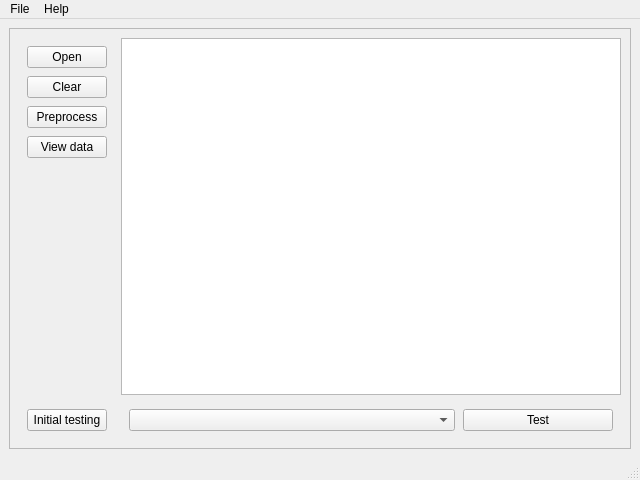
Above: main.ui from farhodbekshamsiyev/data_analysis before the change. Below: the same form after it.
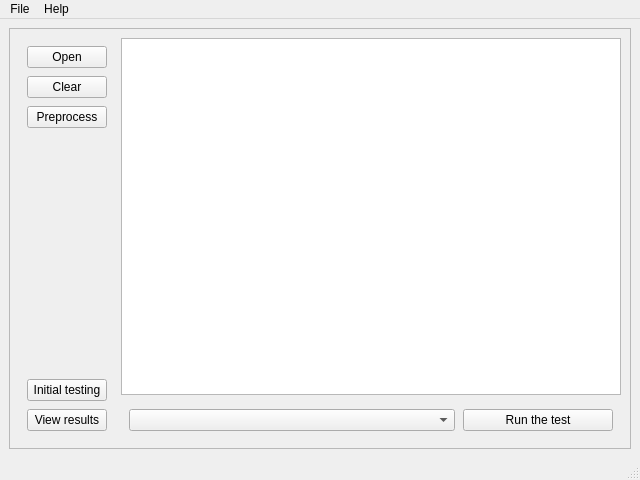
That is the form after the change.

```diff
--- a/main.ui
+++ b/main.ui
@@ -68,13 +68,6 @@
            </property>
           </widget>
          </item>
-         <item>
-          <widget class="QPushButton" name="pb_viewdata">
-           <property name="text">
-            <string>View data</string>
-           </property>
-          </widget>
-         </item>
          <item>
           <spacer name="verticalSpacer">
            <property name="orientation">
@@ -95,6 +88,13 @@
            </property>
           </widget>
          </item>
+         <item>
+          <widget class="QPushButton" name="pb_viewdata">
+           <property name="text">
+            <string>View results</string>
+           </property>
+          </widget>
+         </item>
         </layout>
        </item>
        <item row="0" column="1">
@@ -135,7 +135,7 @@
             </size>
            </property>
            <property name="text">
-            <string>Test</string>
+            <string>Run the test</string>
            </property>
           </widget>
          </item>
```
